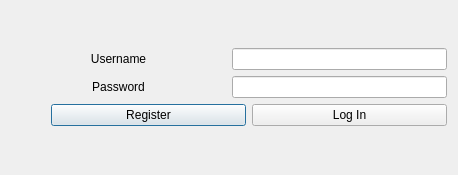
First picture: the form in loginwindow.ui, repository c1truus/DCMS, before the edit.
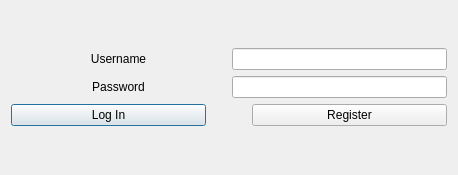
Second picture: the form after the edit.

Diff of the .ui file:
```diff
--- a/loginwindow.ui
+++ b/loginwindow.ui
@@ -70,13 +70,20 @@
      </item>
      <item>
       <layout class="QHBoxLayout" name="horizontalLayout_3">
+       <item>
+        <widget class="QPushButton" name="loginButton">
+         <property name="text">
+          <string>Log In</string>
+         </property>
+        </widget>
+       </item>
        <item>
         <spacer name="horizontalSpacer">
          <property name="orientation">
           <enum>Qt::Horizontal</enum>
          </property>
          <property name="sizeType">
-          <enum>QSizePolicy::Preferred</enum>
+          <enum>QSizePolicy::Fixed</enum>
          </property>
          <property name="sizeHint" stdset="0">
           <size>
@@ -88,21 +95,11 @@
        </item>
        <item>
         <widget class="QPushButton" name="registerButton">
-         <property name="enabled">
-          <bool>true</bool>
-         </property>
          <property name="text">
           <string>Register</string>
          </property>
         </widget>
        </item>
-       <item>
-        <widget class="QPushButton" name="loginButton">
-         <property name="text">
-          <string>Log In</string>
-         </property>
-        </widget>
-       </item>
       </layout>
      </item>
     </layout>
```
Left out of the diff: 4 changed lines with no effect on the pictures.
